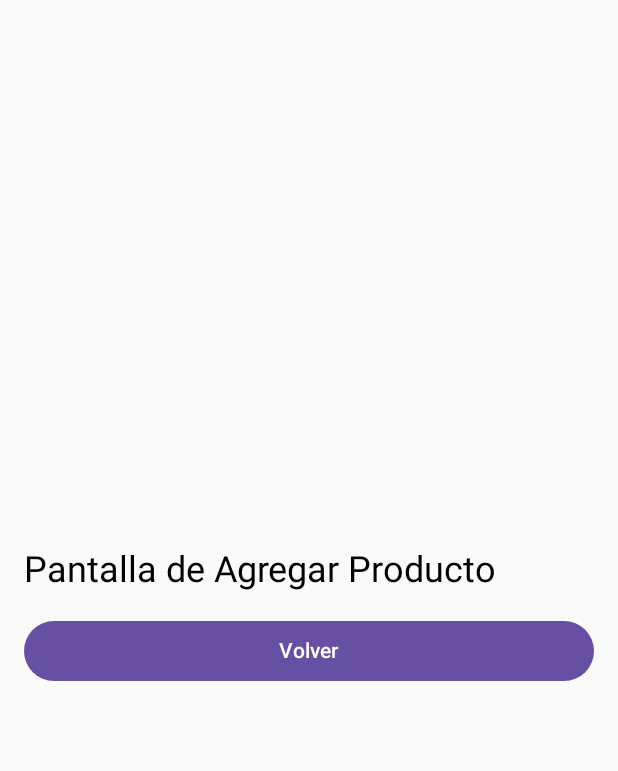
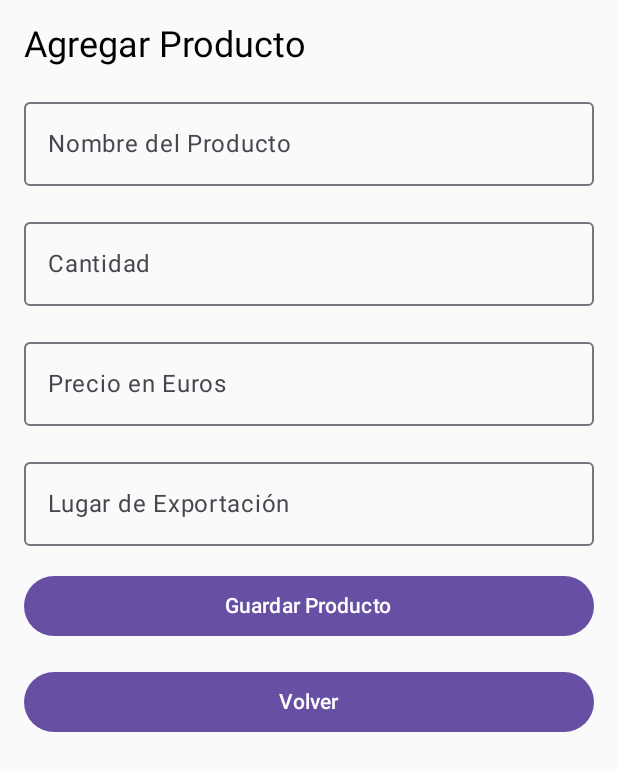
Before and after one commit to MikeBrevis/michel_brevis_HERPM1305-Examen-, an Android app built with Jetpack Compose: the AddProductScreen screen opened through its navigation route, on a phone screen of 412 x 824 dp. Shown: the top 771 px of the screen. Run offline under Robolectric (Android 15) with nearby library versions, the phone set to English and light mode, and no system bars.

Commit message:
add new product  in a temporal list

```diff
--- a/app/build.gradle.kts
+++ b/app/build.gradle.kts
@@ -75,4 +75,7 @@ dependencies {
     implementation("androidx.lifecycle:lifecycle-runtime-ktx:2.6.1")
     implementation("androidx.lifecycle:lifecycle-viewmodel-compose:2.6.1")
 
+    implementation ("androidx.compose.runtime:runtime:1.5.1")
+    implementation ("androidx.compose.material3:material3:1.1.1")
+
 }
--- a/app/src/main/java/com/example/michel_brevis_herpm1305/MainActivity.kt
+++ b/app/src/main/java/com/example/michel_brevis_herpm1305/MainActivity.kt
@@ -19,6 +19,12 @@ import androidx.navigation.NavHostController
 import androidx.navigation.compose.NavHost
 import androidx.navigation.compose.composable
 import androidx.navigation.compose.rememberNavController
+
+import androidx.compose.runtime.mutableStateOf
+import androidx.compose.runtime.remember
+
+import androidx.compose.runtime.getValue
+import androidx.compose.runtime.setValue
 
 class MainActivity : ComponentActivity() {
     override fun onCreate(savedInstanceState: Bundle?) {
@@ -96,22 +102,76 @@ fun ProductCard(product: Product) {
 // Pantalla para agregar un producto
 @Composable
 fun AddProductScreen(navController: NavHostController) {
+    // Variables para almacenar los datos ingresados
+    var name by remember { mutableStateOf("") }
+    var quantity by remember { mutableStateOf("") }
+    var priceEuro by remember { mutableStateOf("") }
+    var destination by remember { mutableStateOf("") }
+
     Column(
         modifier = Modifier
             .fillMaxSize()
             .padding(16.dp),
-        verticalArrangement = Arrangement.Center
+        verticalArrangement = Arrangement.spacedBy(16.dp)
     ) {
-        Text(
-            text = "Pantalla de Agregar Producto",
-            fontSize = 24.sp,
-            modifier = Modifier.padding(bottom = 16.dp)
+        Text(text = "Agregar Producto", fontSize = 24.sp)
+
+        // Campos de texto para ingresar datos
+        OutlinedTextField(
+            value = name,
+            onValueChange = { name = it },
+            label = { Text("Nombre del Producto") },
+            modifier = Modifier.fillMaxWidth()
         )
+
+        OutlinedTextField(
+            value = quantity,
+            onValueChange = { quantity = it },
+            label = { Text("Cantidad") },
+            modifier = Modifier.fillMaxWidth()
+        )
+
+        OutlinedTextField(
+            value = priceEuro,
+            onValueChange = { priceEuro = it },
+            label = { Text("Precio en Euros") },
+            modifier = Modifier.fillMaxWidth()
+        )
+
+        OutlinedTextField(
+            value = destination,
+            onValueChange = { destination = it },
+            label = { Text("Lugar de Exportación") },
+            modifier = Modifier.fillMaxWidth()
+        )
+
+        // Botón para guardar el producto
+        Button(
+            onClick = {
+                // Validamos los campos y guardamos el producto
+                if (name.isNotEmpty() && quantity.isNotEmpty() && priceEuro.isNotEmpty() && destination.isNotEmpty()) {
+                    // Simulamos guardar el producto en una lista temporal (pendiente almacenamiento persistente)
+                    val product = Product(
+                        name = name,
+                        quantity = quantity.toIntOrNull() ?: 0,
+                        priceEuro = priceEuro.toDoubleOrNull() ?: 0.0,
+                        destination = destination
+                    )
+                    // Volvemos a la pantalla anterior (en el futuro, persistiremos el producto)
+                    navController.navigateUp()
+                }
+            },
+            modifier = Modifier.fillMaxWidth()
+        ) {
+            Text("Guardar Producto")
+        }
+
+        // Botón para regresar
         Button(
             onClick = { navController.navigateUp() },
             modifier = Modifier.fillMaxWidth()
         ) {
-            Text(text = "Volver")
+            Text("Volver")
         }
     }
 }
```
